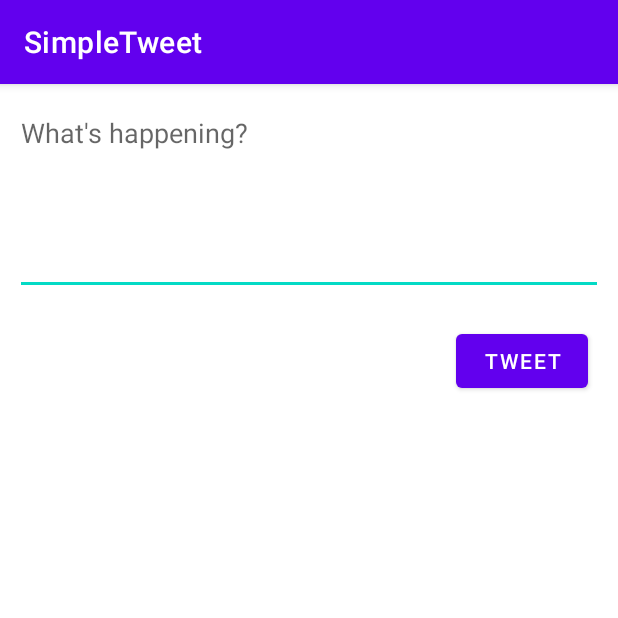
After one commit to roshn2710/Twitter, an Android app: the ComposeActivity screen opened directly, with no data from a screen before it, on a phone screen of 412 x 824 dp, the top half of it. The commit adds this screen. Run offline under Robolectric (Android 15) with nearby library versions, the phone set to English and light mode, and no system bars; our stand-ins replace Room's generated code; libraries missing offline, so code that uses them is left out: com.codepath.asynchttpclient, com.facebook.stetho; 1 statement that could not run was skipped.

Commit message:
added compose feature

```diff
--- a/app/build.gradle
+++ b/app/build.gradle
@@ -3,6 +3,7 @@ plugins {
     id 'com.android.application'
     id 'kotlin-android'
     id 'kotlin-kapt'
+    id 'kotlin-parcelize'
 }
 
 def apikeyPropertiesFile = rootProject.file("apikey.properties")
--- a/app/src/main/AndroidManifest.xml
+++ b/app/src/main/AndroidManifest.xml
@@ -13,6 +13,9 @@
         android:roundIcon="@mipmap/ic_launcher_round"
         android:supportsRtl="true"
         android:theme="@style/Theme.RestClientTemplateKotlin">
+        <activity
+            android:name=".ComposeActivity"
+            android:exported="false" />
         <activity
             android:name=".TimelineActivity"
             android:exported="false" />
--- /dev/null
+++ b/app/src/main/java/com/codepath/apps/restclienttemplate/ComposeActivity.kt
@@ -0,0 +1,81 @@
+package com.codepath.apps.restclienttemplate
+
+import android.content.Intent
+import androidx.appcompat.app.AppCompatActivity
+import android.os.Bundle
+import android.util.Log
+import android.widget.Button
+import android.widget.EditText
+import android.widget.Toast
+import com.codepath.apps.restclienttemplate.models.Tweet
+import com.codepath.asynchttpclient.callback.JsonHttpResponseHandler
+import okhttp3.Headers
+
+class ComposeActivity : AppCompatActivity() {
+
+    lateinit var etCompose: EditText
+    lateinit var btnTweet: Button
+
+    lateinit var client: TwitterClient
+
+    override fun onCreate(savedInstanceState: Bundle?) {
+        super.onCreate(savedInstanceState)
+        setContentView(R.layout.activity_compose)
+
+        etCompose = findViewById(R.id.etTweetCompose)
+        btnTweet = findViewById(R.id.btnTweet)
+
+        client = TwitterApplication.getRestClient(this)
+
+        btnTweet.setOnClickListener {
+            //Grab the content of edittext (etCompose)
+            val tweetContent = etCompose.text.toString()
+
+            //1. Make sure the tweet isn't empty
+            if(tweetContent.isEmpty()) {
+                Toast.makeText(this, "Empty tweets not allowed!", Toast.LENGTH_SHORT).show()
+                //look into displaying Snackbar message
+            } else
+                //2. Make sure the tweet is under character count
+                if(tweetContent.length > 140) {
+                    Toast.makeText(
+                        this,
+                        "Tweet is too long! Limit is 140 characters",
+                        Toast.LENGTH_SHORT
+                    )
+                        .show()
+                } else {
+                    client.publishTweet(tweetContent, object: JsonHttpResponseHandler() {
+
+                        override fun onSuccess(statusCode: Int, headers: Headers, json: JSON) {
+                            Log.i(TAG, "Successfully published tweet!")
+
+                            val tweet = Tweet.fromJson(json.jsonObject)
+
+                            val intent = Intent()
+                            intent.putExtra("tweet", tweet)
+                            setResult(RESULT_OK, intent)
+                            finish()
+                        }
+
+
+                        override fun onFailure(
+                            statusCode: Int,
+                            headers: Headers?,
+                            response: String?,
+                            throwable: Throwable?
+                        ) {
+                            Log.e(TAG, "Failed to publish tweet", throwable)
+                        }
+
+
+
+                    })
+                }
+        }
+    }
+
+    companion object {
+        val TAG = "ComposeActivity"
+    }
+}
--- /dev/null
+++ b/app/src/main/res/layout/activity_compose.xml
@@ -0,0 +1,31 @@
+<?xml version="1.0" encoding="utf-8"?>
+<androidx.constraintlayout.widget.ConstraintLayout xmlns:android="http://schemas.android.com/apk/res/android"
+    xmlns:app="http://schemas.android.com/apk/res-auto"
+    xmlns:tools="http://schemas.android.com/tools"
+    android:layout_width="match_parent"
+    android:layout_height="match_parent"
+    tools:context=".ComposeActivity">
+
+    <EditText
+        android:id="@+id/etTweetCompose"
+        android:layout_width="match_parent"
+        android:layout_height="wrap_content"
+        android:layout_margin="10dp"
+        android:ems="10"
+        android:gravity="start|top"
+        android:hint="What's happening?"
+        android:inputType="textMultiLine"
+        android:minLines="5"
+        app:layout_constraintEnd_toEndOf="parent"
+        app:layout_constraintStart_toStartOf="parent"
+        app:layout_constraintTop_toTopOf="parent" />
+
+    <Button
+        android:id="@+id/btnTweet"
+        android:layout_width="wrap_content"
+        android:layout_height="wrap_content"
+        android:layout_margin="20dp"
+        android:text="Tweet"
+        app:layout_constraintEnd_toEndOf="parent"
+        app:layout_constraintTop_toBottomOf="@+id/etTweetCompose" />
+</androidx.constraintlayout.widget.ConstraintLayout>
```
Also changed, not shown: app/src/main/java/com/codepath/apps/restclienttemplate/TimelineActivity.kt (+29 -0 lines), app/src/main/java/com/codepath/apps/restclienttemplate/TwitterClient.kt (+18 -2 lines), app/src/main/java/com/codepath/apps/restclienttemplate/models/Tweet.kt (+6 -4 lines), app/src/main/java/com/codepath/apps/restclienttemplate/models/User.kt (+6 -4 lines).
